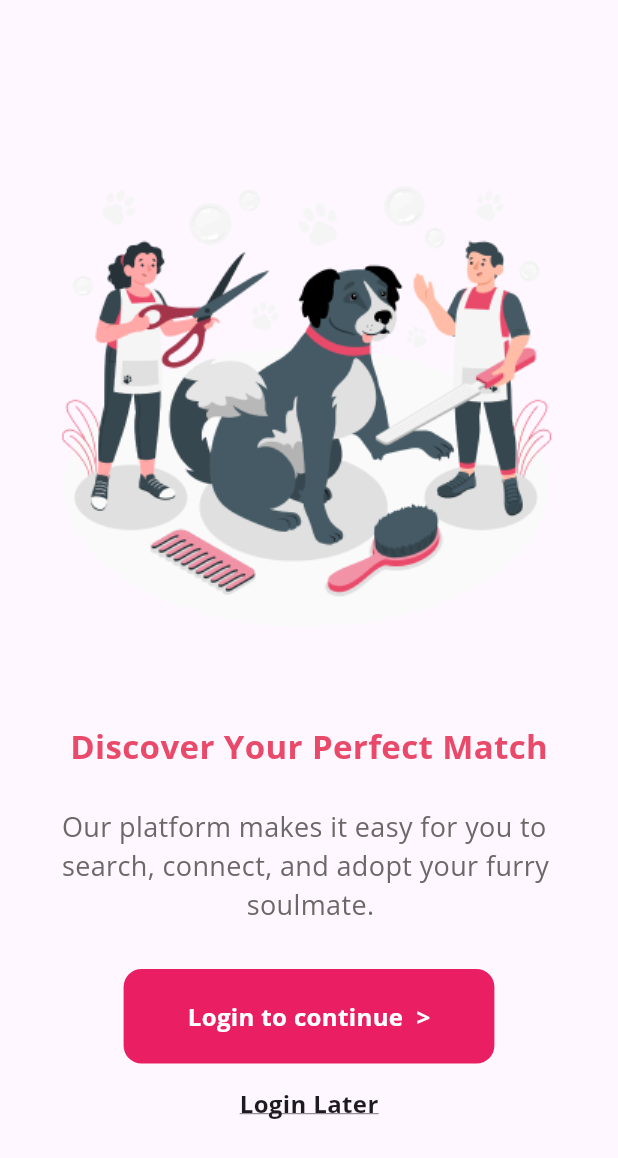
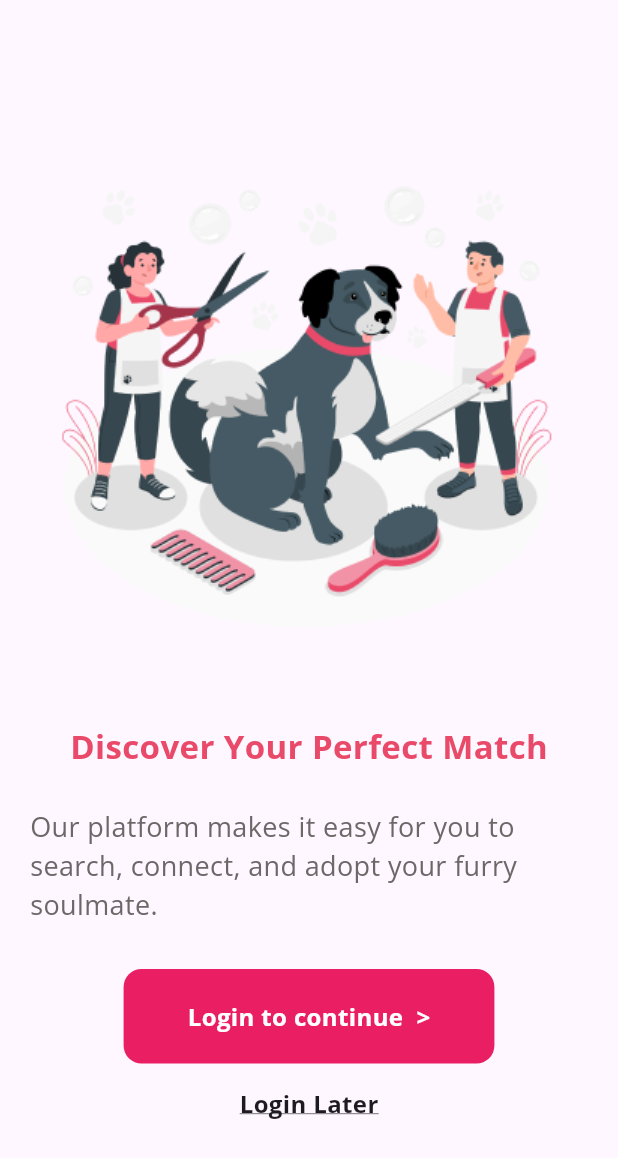
Before and after one commit to sagar-vadnala/PetCare, a Flutter app: the screen it shows after launch, swiped to page 3, on a phone screen of 412 x 824 dp. Shown: the top 1158 px of the screen. Run offline on Flutter 3.47's test engine with Material 3 defaults, Android fonts, the light colour scheme and no system bars; our stand-ins replace animated_splash_screen, google_fonts, lottie, shared_preferences, smooth_page_indicator.

Commit message:
Layout Changes

```diff
--- a/lib/Onboarding_Screens/onnoarding_screens.dart
+++ b/lib/Onboarding_Screens/onnoarding_screens.dart
@@ -46,7 +46,7 @@ class _OnBoardingScreenState extends State<OnBoardingScreen> {
 
             //PAGE TRANSITION INDICATOR
             Positioned(
-              bottom: MediaQuery.of(context).size.height * 0.19,
+              bottom: 140,
               left: 0,
               right: 0,
               child: onBoardNotifier.isLastPage
--- a/lib/Onboarding_Screens/pageone.dart
+++ b/lib/Onboarding_Screens/pageone.dart
@@ -27,7 +27,7 @@ class Pageone extends StatelessWidget {
           SizedBox(height: 25,),
           Padding(
             padding: const EdgeInsets.symmetric(horizontal: 20),
-            child: Text("We're here to help you find the perfect \n furry friend that will fill your life with \n                       love and joy. ",
+            child: Text("We're here to help you find the perfect furry friend that will fill your life with love and joy. ",
             style: TextStyle(
               fontSize: 18,
               fontWeight: FontWeight.w400,
--- a/lib/Onboarding_Screens/pagethree.dart
+++ b/lib/Onboarding_Screens/pagethree.dart
@@ -10,7 +10,8 @@ class Pagethree extends StatelessWidget {
   @override
   Widget build(BuildContext context) {
     return Scaffold(
-      body: Column(
+      body: SingleChildScrollView(
+        child: Column(
           children: [
             Padding(
               padding: const EdgeInsets.only(top: 82, left: 4, right: 8),
@@ -31,7 +32,7 @@ class Pagethree extends StatelessWidget {
             SizedBox(height: 25,),
             Padding(
               padding: const EdgeInsets.symmetric(horizontal: 20),
-            child: Text("Our platform makes it easy for you to \nsearch, connect, and adopt your furry \n                         soulmate. ",
+              child: Text("Our platform makes it easy for you to search, connect, and adopt your furry soulmate. ",
               style: TextStyle(
                 fontSize: 18,
                 fontWeight: FontWeight.w400,
@@ -45,7 +46,7 @@ class Pagethree extends StatelessWidget {
             // }, child: Text("data"))
             MyButton(text: "Login to continue  >",
             onTap: () {
-            Navigator.push(context, CupertinoPageRoute(builder: (_) => LoginPage()));
+              Navigator.push(context, CupertinoPageRoute(builder: (_) => HomePage()));
             },
             ),
             SizedBox(height: 15,),
@@ -63,6 +64,7 @@ class Pagethree extends StatelessWidget {
             )
           ],
         ),
+      ),
     );
   }
 }
--- a/lib/Onboarding_Screens/pagetwo.dart
+++ b/lib/Onboarding_Screens/pagetwo.dart
@@ -27,7 +27,7 @@ class Pagetwo extends StatelessWidget {
           SizedBox(height: 25,),
           Padding(
             padding: const EdgeInsets.symmetric(horizontal: 20),
-            child: Text("Our platform makes it easy for you to \nsearch, connect, and adopt your furry \n                         soulmate. ",
+            child: Text("Our platform makes it easy for you to search, connect, and adopt your furry soulmate. ",
             style: TextStyle(
               fontSize: 18,
               fontWeight: FontWeight.w400,
--- a/lib/pages/home_page.dart
+++ b/lib/pages/home_page.dart
@@ -74,7 +74,7 @@ class _HomePageState extends State<HomePage> {
       }
     } else {
       ScaffoldMessenger.of(context).showSnackBar(
-        SnackBar(content: Text('Please enter a price and fetch an image')),
+        SnackBar(content: Text('Please enter a price')),
       );
     }
   }
```
Lines whose indentation alone changed are shown as unchanged.
